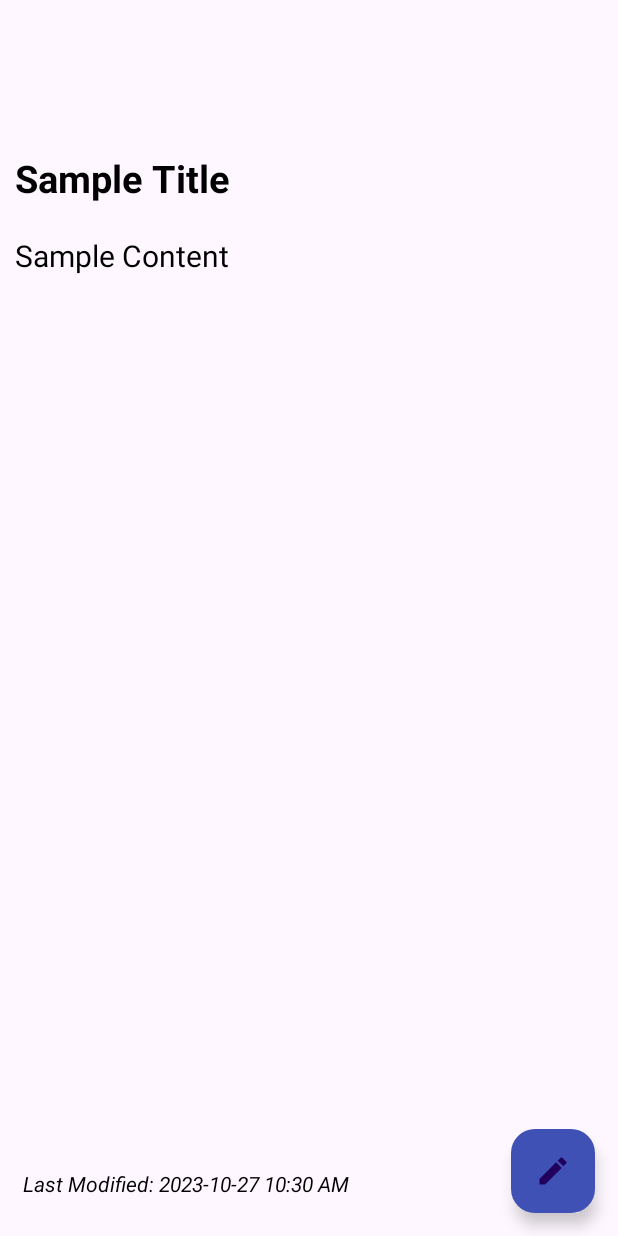
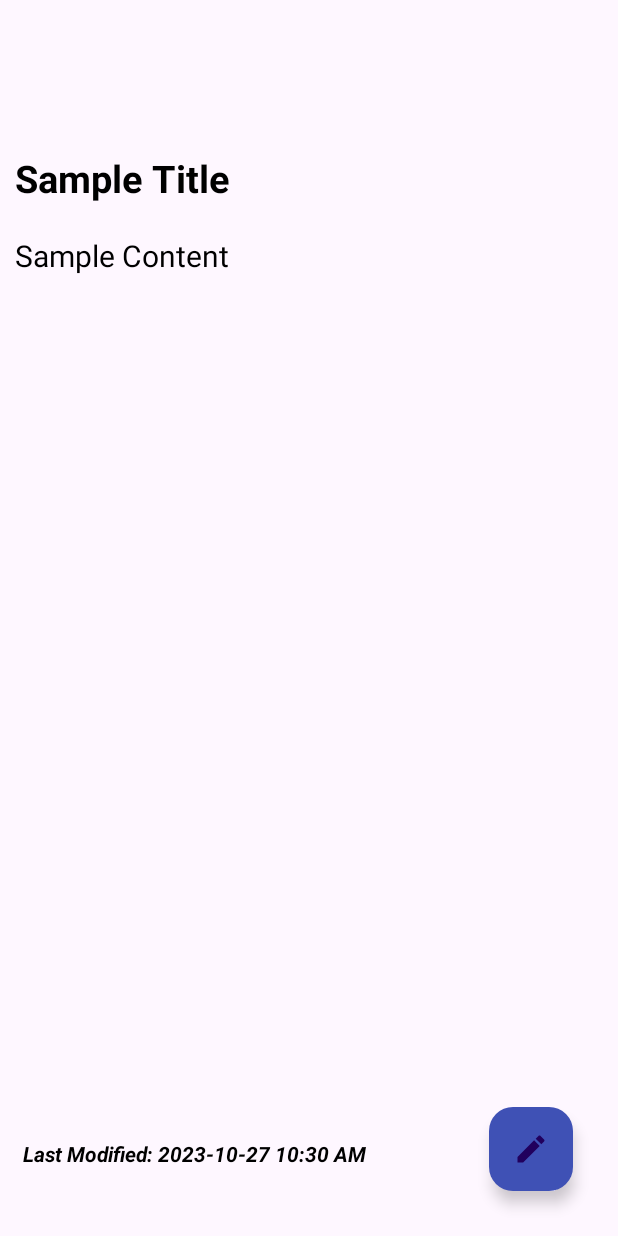
Before and after one commit to Newro37/MindVault, an Android app: the layout activity_notedetails.xml on its own in the app's theme, with its tools: preview values and no code run, on a phone screen of 412 x 824 dp. Run offline under Robolectric (Android 15) with nearby library versions, the light colour scheme and no system bars.

Commit message:
After replacing floating button

```diff
--- a/app/src/main/res/layout/activity_create_note.xml
+++ b/app/src/main/res/layout/activity_create_note.xml
@@ -21,8 +21,8 @@
         android:layout_height="wrap_content"
         android:layout_alignParentEnd="true"
         android:layout_alignParentBottom="true"
-        android:layout_marginEnd="15dp"
-        android:layout_marginBottom="15dp"
+        android:layout_marginEnd="30dp"
+        android:layout_marginBottom="30dp"
         android:contentDescription="save_note"
         android:src="@drawable/baseline_check_24"
         app:backgroundTint="@color/colorPrimaryDark"
--- a/app/src/main/res/layout/activity_editnoteactivity.xml
+++ b/app/src/main/res/layout/activity_editnoteactivity.xml
@@ -21,8 +21,8 @@
         android:layout_height="wrap_content"
         android:layout_alignParentEnd="true"
         android:layout_alignParentBottom="true"
-        android:layout_marginEnd="15dp"
-        android:layout_marginBottom="15dp"
+        android:layout_marginEnd="30dp"
+        android:layout_marginBottom="30dp"
         android:contentDescription="edit_note"
         android:src="@drawable/baseline_check_24"
         app:backgroundTint="@color/colorPrimary"
--- a/app/src/main/res/layout/activity_notedetails.xml
+++ b/app/src/main/res/layout/activity_notedetails.xml
@@ -22,10 +22,10 @@
         android:layout_alignParentStart="true"
         android:layout_alignParentBottom="true"
         android:layout_marginStart="15dp"
-        android:layout_marginBottom="25dp"
+        android:layout_marginBottom="45dp"
         android:textColor="@android:color/black"
         android:textSize="14sp"
-        android:textStyle="italic"
+        android:textStyle="italic|bold"
         tools:text="Last Modified: 2023-10-27 10:30 AM" />
 
     <com.google.android.material.floatingactionbutton.FloatingActionButton
@@ -34,8 +34,8 @@
         android:layout_height="wrap_content"
         android:layout_alignParentEnd="true"
         android:layout_alignParentBottom="true"
-        android:layout_marginEnd="15dp"
-        android:layout_marginBottom="15dp"
+        android:layout_marginEnd="30dp"
+        android:layout_marginBottom="30dp"
         android:contentDescription="edit_note_desc"
         android:src="@drawable/baseline_edit_24"
         app:backgroundTint="@color/colorPrimary"
```
